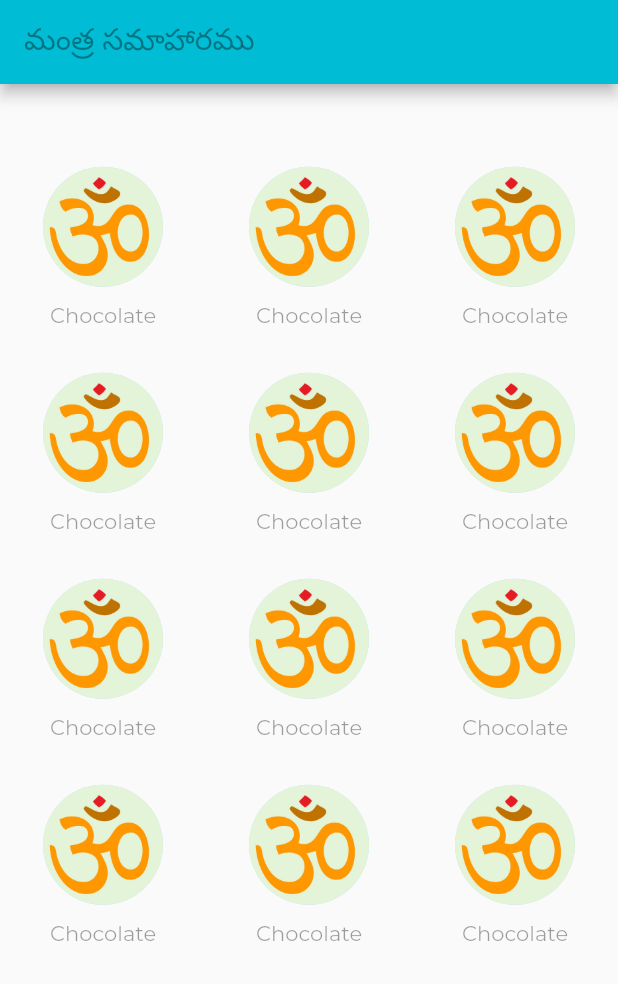
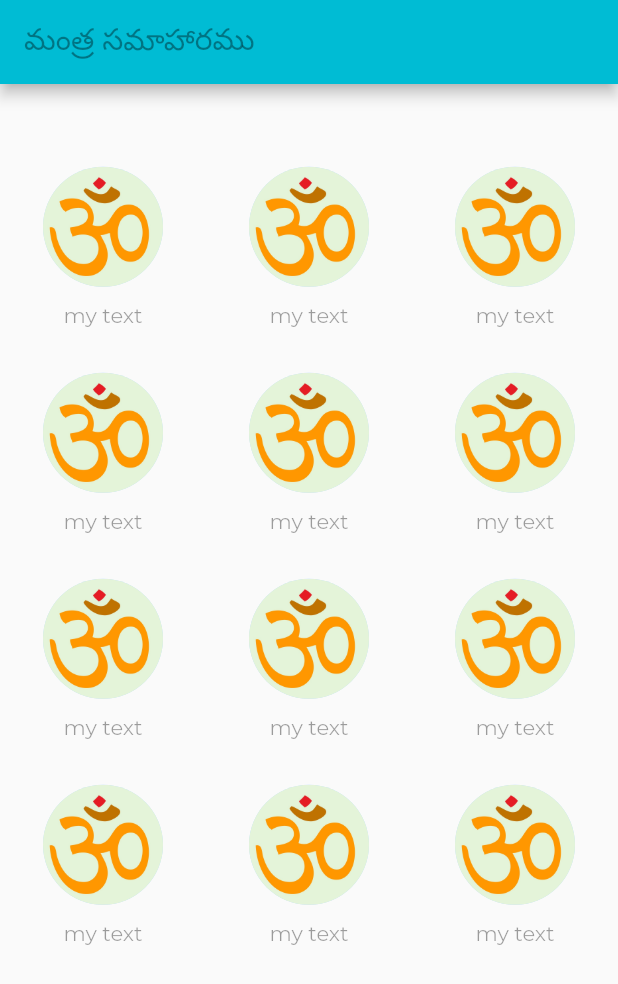
Before and after one commit to anirudhsamudrala/MantraSamaharam, a Flutter app: the screen it shows after launch, on a phone screen of 412 x 824 dp. Shown: the top 984 px of the screen. Run offline on Flutter 3.47's test engine with Material 2 defaults, Android fonts, the phone set to English and light mode, and no system bars.

Commit message:
refractor widget code with paramters for icon image and icon text

```diff
--- a/lib/main.dart
+++ b/lib/main.dart
@@ -51,7 +51,7 @@ class MyApp extends StatelessWidget {
             // horizontal, this would produce 2 rows.
             crossAxisCount: 3,
             children: List.generate(12, (index) {
-              return new CircleIcon();
+              return new CircleIcon(iconImage:"assets/images/om.jpg" ,iconText: "my text");
             }),
           ),
         ),
--- a/lib/widgets/CircleIcon.dart
+++ b/lib/widgets/CircleIcon.dart
@@ -1,8 +1,12 @@
 import 'package:flutter/material.dart';
 
 class CircleIcon extends StatefulWidget {
-  CircleIcon({Key key}) : super(key: key);
 
+  final String iconImage;
+  final String iconText;
+
+
+  const CircleIcon({Key key, this.iconImage,this.iconText}) : super(key: key);
   @override
   _CircleIcon createState() => new _CircleIcon();
 }
@@ -17,11 +21,10 @@ class _CircleIcon extends State<CircleIcon> {
           mainAxisAlignment: MainAxisAlignment.center,
           children: <Widget>[
             CircleAvatar(
-                backgroundImage: AssetImage("assets/images/om.jpg"),
-                radius: 40),
+                backgroundImage: AssetImage(widget.iconImage),radius: 40),
             SizedBox(height: 10),
             Text(
-              "Chocolate",
+              widget.iconText,
               style: TextStyle(color: Colors.black38),
             ),
           ],
```
